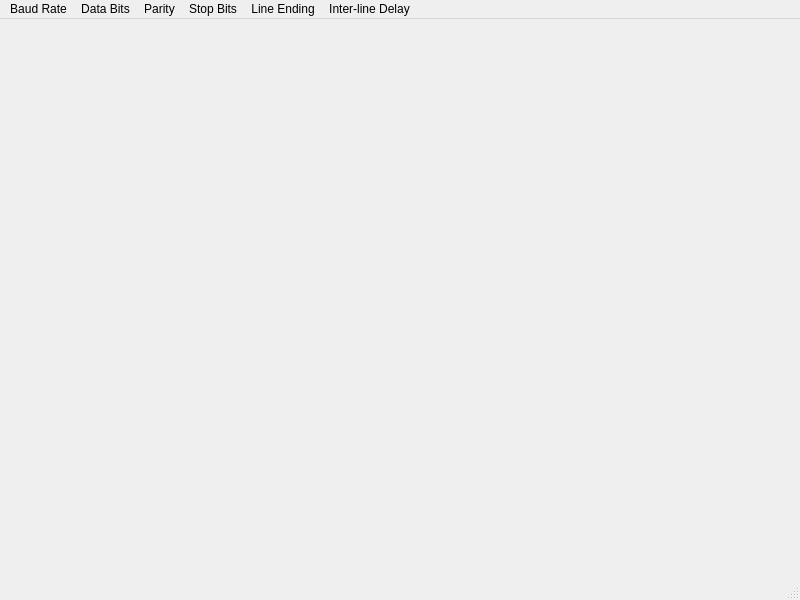
cronblocks/eserial-qt, file main_window.ui: the form before one commit.
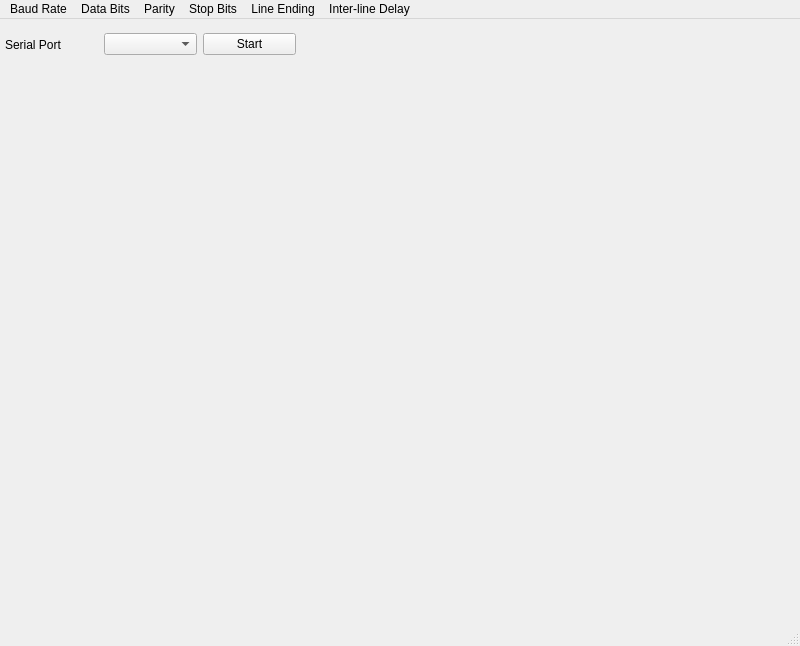
The form after the commit.

Commit message: Updating generated ui file refs

```diff
--- a/main_window.ui
+++ b/main_window.ui
@@ -7,13 +7,70 @@
     <x>0</x>
     <y>0</y>
     <width>800</width>
-    <height>600</height>
+    <height>646</height>
    </rect>
   </property>
   <property name="windowTitle">
    <string>ESerial</string>
   </property>
-  <widget class="QWidget" name="centralwidget"/>
+  <widget class="QWidget" name="centralwidget">
+   <property name="sizePolicy">
+    <sizepolicy hsizetype="Preferred" vsizetype="Preferred">
+     <horstretch>2</horstretch>
+     <verstretch>2</verstretch>
+    </sizepolicy>
+   </property>
+   <property name="minimumSize">
+    <size>
+     <width>600</width>
+     <height>600</height>
+    </size>
+   </property>
+   <property name="cursor">
+    <cursorShape>ArrowCursor</cursorShape>
+   </property>
+   <widget class="QWidget" name="horizontalLayoutWidget">
+    <property name="geometry">
+     <rect>
+      <x>0</x>
+      <y>0</y>
+      <width>301</width>
+      <height>51</height>
+     </rect>
+    </property>
+    <layout class="QHBoxLayout" name="horizontalLayout">
+     <property name="leftMargin">
+      <number>5</number>
+     </property>
+     <property name="topMargin">
+      <number>3</number>
+     </property>
+     <property name="rightMargin">
+      <number>5</number>
+     </property>
+     <property name="bottomMargin">
+      <number>3</number>
+     </property>
+     <item>
+      <widget class="QLabel" name="label">
+       <property name="text">
+        <string>Serial Port</string>
+       </property>
+      </widget>
+     </item>
+     <item>
+      <widget class="QComboBox" name="comboBox"/>
+     </item>
+     <item>
+      <widget class="QPushButton" name="startButton">
+       <property name="text">
+        <string>Start</string>
+       </property>
+      </widget>
+     </item>
+    </layout>
+   </widget>
+  </widget>
   <widget class="QMenuBar" name="menubar">
    <property name="geometry">
     <rect>
```
The commit also changes 2 other files.
